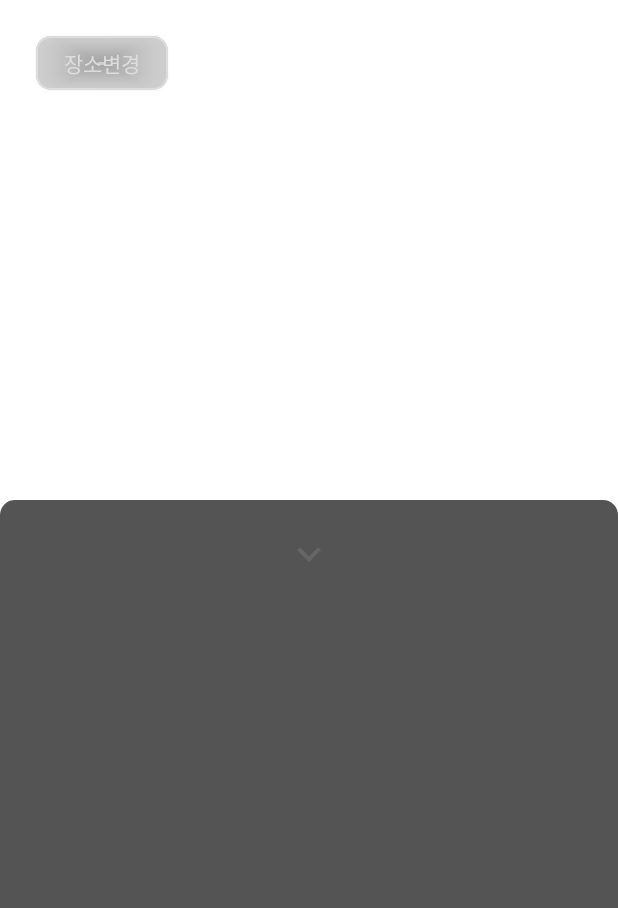
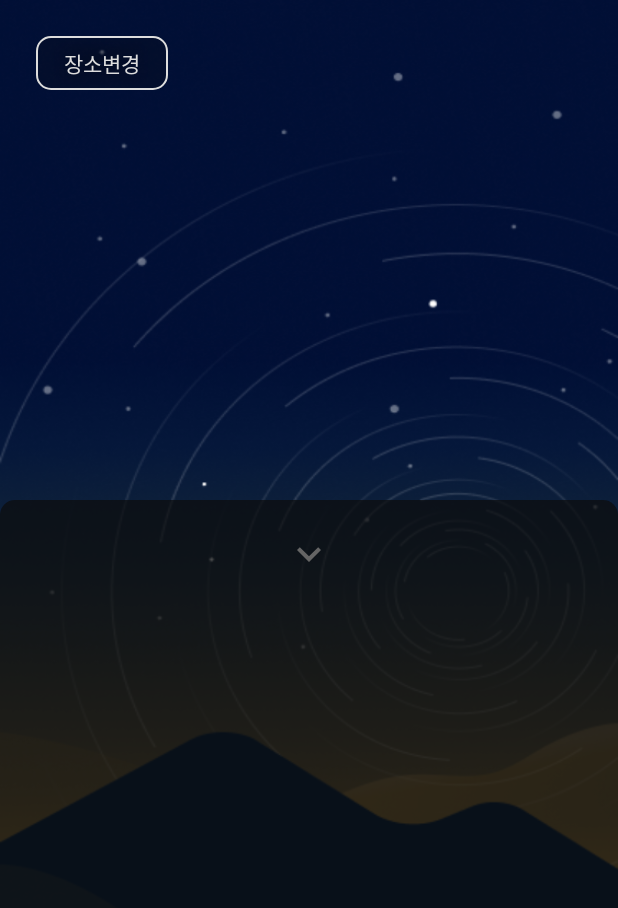
Before and after one commit to dorongdorong2022/DorongDorong_Android, an Android app: the layout fragment_sound.xml on its own in the app's theme, with its tools: preview values and no code run, on a phone screen of 412 x 824 dp. Shown: the top 908 px of the screen. Run offline under Robolectric (Android 15) with nearby library versions, the phone set to English and light mode, and no system bars.

Commit message:
[Refactor] 메인엑티비티 수정

```diff
--- a/app/src/main/java/kr/co/younhwan/a9oormthon/view/main/tale/TaleFragment.kt
+++ b/app/src/main/java/kr/co/younhwan/a9oormthon/view/main/tale/TaleFragment.kt
@@ -3,7 +3,6 @@ package kr.co.younhwan.a9oormthon.view.main.tale
 import android.app.Activity.RESULT_OK
 import android.content.Intent
 import android.os.Bundle
-import android.util.Log
 import android.view.LayoutInflater
 import android.view.View
 import android.view.ViewGroup
@@ -17,7 +16,6 @@ import kr.co.younhwan.a9oormthon.data.source.main.MainRepository
 import kr.co.younhwan.a9oormthon.databinding.FragmentTaleBinding
 import kr.co.younhwan.a9oormthon.util.replace
 import kr.co.younhwan.a9oormthon.view.main.MainActivity
-import kr.co.younhwan.a9oormthon.view.main.sound.presenter.SoundPresenter
 import kr.co.younhwan.a9oormthon.view.main.tale.presenter.TaleContract
 import kr.co.younhwan.a9oormthon.view.main.tale.presenter.TalePresenter
 import kr.co.younhwan.a9oormthon.view.main.voice.VoiceFragment
@@ -70,7 +68,7 @@ class TaleFragment : Fragment(), TaleContract.View {
                     }
 
                     else ->{
-                        (activity as MainActivity).startSound?.start()
+                        (activity as MainActivity).audio?.start()
                     }
                 }
             }
@@ -80,7 +78,7 @@ class TaleFragment : Fragment(), TaleContract.View {
         // Set mic
         binding.mic.setOnClickListener {
             val intent = Intent(activity, SelectActivity::class.java)
-            (activity as MainActivity).startSound?.pause()
+            (activity as MainActivity).audio?.pause()
             childForResult.launch(intent)
         }
 
--- a/app/src/main/res/layout/activity_main.xml
+++ b/app/src/main/res/layout/activity_main.xml
@@ -5,7 +5,6 @@
     android:id="@+id/mainContainer"
     android:layout_width="match_parent"
     android:layout_height="match_parent"
-    android:background="@drawable/main_image"
     android:orientation="vertical"
     tools:context=".view.main.MainActivity">
 
--- a/app/src/main/res/layout/fragment_sound.xml
+++ b/app/src/main/res/layout/fragment_sound.xml
@@ -1,20 +1,20 @@
 <?xml version="1.0" encoding="utf-8"?>
-<RelativeLayout
+<RelativeLayout xmlns:android="http://schemas.android.com/apk/res/android"
     xmlns:app="http://schemas.android.com/apk/res-auto"
-    xmlns:android="http://schemas.android.com/apk/res/android"
     android:layout_width="match_parent"
     android:layout_height="match_parent"
+    android:background="@drawable/frame"
     android:orientation="vertical">
 
     <com.google.android.material.button.MaterialButton
+        android:id="@+id/changeLocation"
         style="@style/MyButtonStyle"
-        android:id="@+id/changeLocation"
         android:layout_width="wrap_content"
         android:layout_height="wrap_content"
+        android:layout_marginStart="24dp"
         android:layout_marginTop="18dp"
-        android:layout_marginStart="24dp"
-        android:textAppearance="@style/MyTextView"
-        android:text="장소변경" />
+        android:text="장소변경"
+        android:textAppearance="@style/MyTextView" />
 
     <androidx.coordinatorlayout.widget.CoordinatorLayout
         android:layout_width="match_parent"
```
Also changed, not shown: app/src/main/java/kr/co/younhwan/a9oormthon/view/main/MainActivity.kt (+26 -40 lines), app/src/main/java/kr/co/younhwan/a9oormthon/view/main/sound/SoundFragment.kt (+3 -5 lines), app/src/main/res/layout/fragment_tale.xml (+5 -8 lines).
